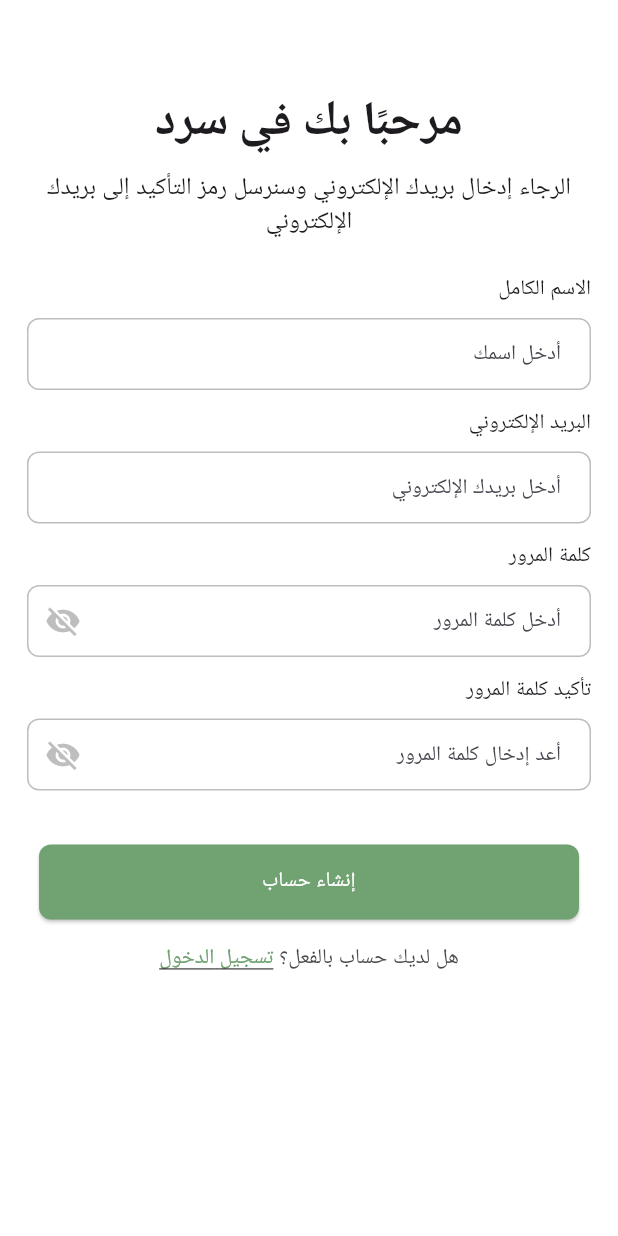
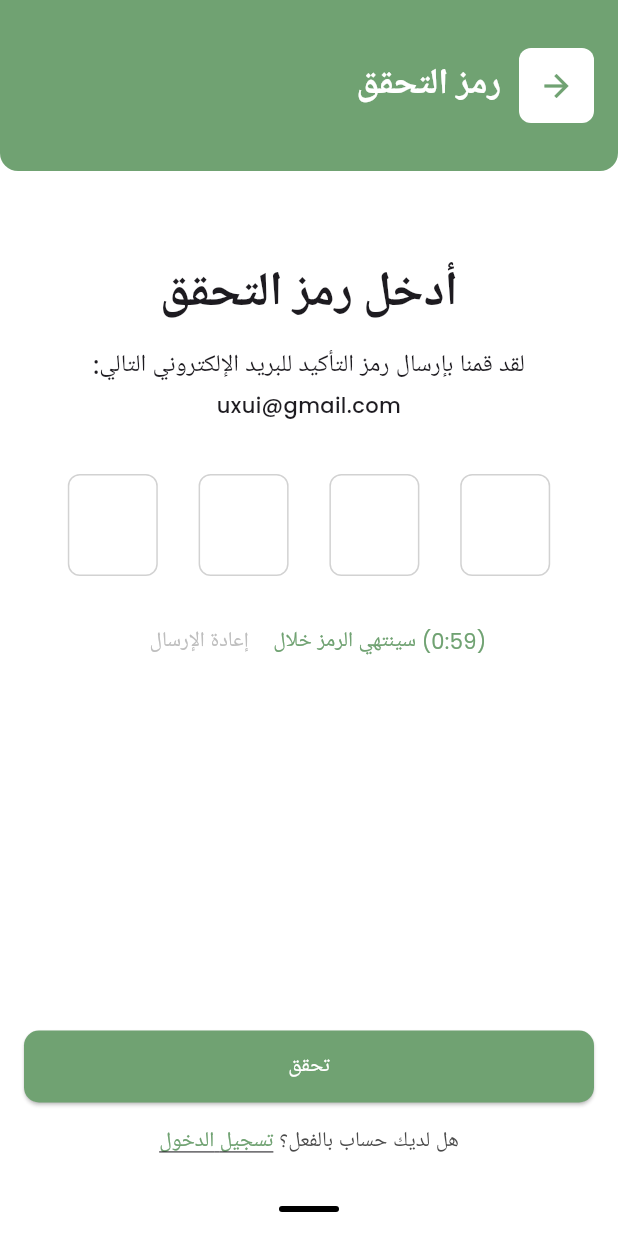
Before and after one commit to sard-org/sard_app, a Flutter app: the RegisterScreen screen opened directly, after a tap on "إنشاء حساب", on a phone screen of 412 x 824 dp. Run offline on Flutter 3.47's test engine with Material 3 defaults, Android fonts, the phone set to English and light mode, and no system bars; our stand-ins replace google_fonts.

Commit message:
RegisterScreen  otp Send
RegisterScreen  otp Send

```diff
--- a/lib/src/screens/auth/Register/register_screen.dart
+++ b/lib/src/screens/auth/Register/register_screen.dart
@@ -3,6 +3,7 @@
 import '../../../../style/Colors.dart';
 import '../../../../style/Fonts.dart';
 import '../login/Login.dart';
+import '../otp/otp.dart';
 
 class RegisterScreen extends StatefulWidget {
   @override
@@ -117,11 +118,22 @@
           onPressed: () {
             if (_passwordController.text != _confirmPasswordController.text) {
               ScaffoldMessenger.of(context).showSnackBar(
-                SnackBar(content: Text("كلمة المرور وتأكيد كلمة المرور غير متطابقين")),
+                SnackBar(
+                    content: Directionality(
+                      textDirection: TextDirection.rtl,
+                      child: Text('كلمة المرور وتأكيد كلمة المرور غير متطابقي'),
+                    ),
+                )
               );
               return;
             }
-            // تنفيذ إنشاء الحساب
+            Navigator.push(
+              context,
+              MaterialPageRoute(
+                builder: (context) => VerificationCodeScreen(), // غيّر اسم الصفحة حسب ما عندك
+              ),
+            );
+
           },
           style: ElevatedButton.styleFrom(
             backgroundColor: AppColors.primary500,
--- a/lib/src/screens/auth/otp/otp.dart
+++ b/lib/src/screens/auth/otp/otp.dart
@@ -220,7 +220,7 @@
                                 textDirection: TextDirection.rtl,
                                 child: const Text('الرجاء إدخال الرمز كاملاً'),
                               ),
-                            )
+                                )
                           );
                         }
                       },
--- a/lib/src/screens/settings/setting.dart
+++ b/lib/src/screens/settings/setting.dart
@@ -1,7 +1,9 @@
 import 'package:flutter/material.dart';
+import 'package:sard/src/screens/auth/login/Login.dart';
 import 'package:sard/style/Colors.dart';
 import 'package:sard/style/Fonts.dart';
 import 'package:sard/style/BaseScreen.dart';
+import '../auth/Register/register_screen.dart';
 import 'change_password_screen.dart';
 import 'edit_profile_screen.dart';
 
@@ -43,6 +45,10 @@
                     "تسجيل الخروج",
                     "assets/img/Logout.png",
                         () {
+                          Navigator.push(
+                            context,
+                            MaterialPageRoute(builder: (context) => LoginScreen()),
+                          );
                       print("تم تسجيل الخروج");
                     },
                     isLogout: true,
```
Also changed, not shown: lib/src/screens/auth/login/Login.dart (+6 -3 lines), 4 other files.
